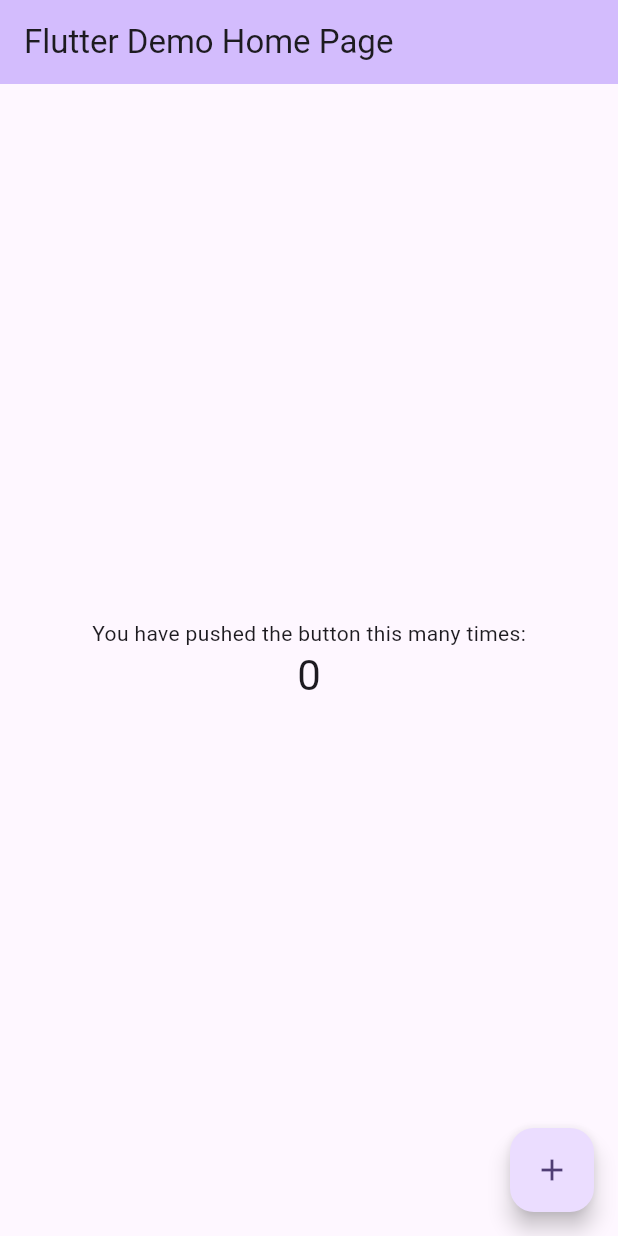
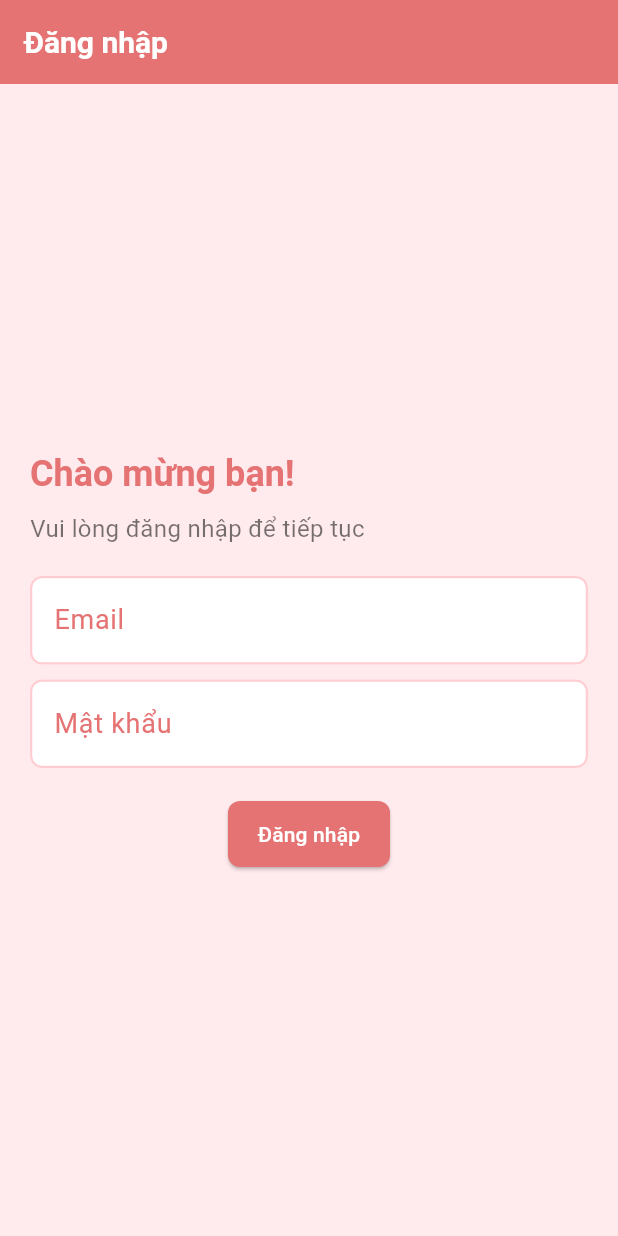
Before and after one commit to vuhoangviet0808/HealthEatsApp, a Flutter app: the screen it shows after launch, on a phone screen of 412 x 824 dp. Run offline on Flutter 3.47's test engine with Material 3 defaults, Android fonts, the phone set to English and light mode, and no system bars; our stand-ins replace go_router.

Commit message:
Initial Logo Page and Login Page

```diff
--- /dev/null
+++ b/frontend/lib/core/theme/theme.dart
@@ -0,0 +1,49 @@
+import 'package:flutter/material.dart';
+
+// Màu chủ đạo: Đỏ nhẹ
+const Color primaryColor = Color(0xFFE57373); // Màu đỏ nhẹ
+const Color secondaryColor = Color(0xFFFFCDD2); // Màu đỏ nhạt hơn
+const Color backgroundColor = Color(0xFFFFEBEE); // Màu nền hơi hồng nhạt
+
+// Định nghĩa ThemeData
+final ThemeData appTheme = ThemeData(
+  primaryColor: primaryColor,
+  scaffoldBackgroundColor: backgroundColor,
+  appBarTheme: AppBarTheme(
+    backgroundColor: primaryColor,
+    elevation: 0,
+    titleTextStyle: TextStyle(
+      color: Colors.white,
+      fontSize: 20,
+      fontWeight: FontWeight.bold,
+    ),
+    iconTheme: IconThemeData(color: Colors.white),
+  ),
+  textTheme: TextTheme(
+    headlineLarge: TextStyle(fontSize: 32, fontWeight: FontWeight.bold, color: primaryColor),
+    headlineMedium: TextStyle(fontSize: 24, fontWeight: FontWeight.bold, color: primaryColor),
+    bodyLarge: TextStyle(fontSize: 18, color: Colors.black87),
+    bodyMedium: TextStyle(fontSize: 16, color: Colors.black54),
+  ),
+  elevatedButtonTheme: ElevatedButtonThemeData(
+    style: ElevatedButton.styleFrom(
+      backgroundColor: primaryColor,
+      foregroundColor: Colors.white,
+      padding: EdgeInsets.symmetric(vertical: 12, horizontal: 20),
+      shape: RoundedRectangleBorder(borderRadius: BorderRadius.circular(8)),
+    ),
+  ),
+  inputDecorationTheme: InputDecorationTheme(
+    filled: true,
+    fillColor: Colors.white,
+    focusedBorder: OutlineInputBorder(
+      borderSide: BorderSide(color: primaryColor, width: 2),
+      borderRadius: BorderRadius.circular(8),
+    ),
+    enabledBorder: OutlineInputBorder(
+      borderSide: BorderSide(color: secondaryColor, width: 1.5),
+      borderRadius: BorderRadius.circular(8),
+    ),
+    labelStyle: TextStyle(color: primaryColor),
+  ),
+);
--- /dev/null
+++ b/frontend/lib/features/authentication/presentation/login_screen.dart
@@ -0,0 +1,44 @@
+import 'package:flutter/material.dart';
+
+class LoginScreen extends StatelessWidget {
+  @override
+  Widget build(BuildContext context) {
+    return Scaffold(
+      appBar: AppBar(title: Text("Đăng nhập")),
+      body: Padding(
+        padding: const EdgeInsets.all(20.0),
+        child: Column(
+          mainAxisAlignment: MainAxisAlignment.center,
+          crossAxisAlignment: CrossAxisAlignment.start,
+          children: [
+            Text(
+              "Chào mừng bạn!",
+              style: Theme.of(context).textTheme.headlineMedium,
+            ),
+            SizedBox(height: 10),
+            Text(
+              "Vui lòng đăng nhập để tiếp tục",
+              style: Theme.of(context).textTheme.bodyMedium,
+            ),
+            SizedBox(height: 20),
+            TextField(
+              decoration: InputDecoration(labelText: "Email"),
+            ),
+            SizedBox(height: 10),
+            TextField(
+              decoration: InputDecoration(labelText: "Mật khẩu"),
+              obscureText: true,
+            ),
+            SizedBox(height: 20),
+            Center(
+              child: ElevatedButton(
+                onPressed: () {},
+                child: Text("Đăng nhập"),
+              ),
+            ),
+          ],
+        ),
+      ),
+    );
+  }
+}
--- a/frontend/lib/main.dart
+++ b/frontend/lib/main.dart
@@ -1,125 +1,28 @@
 import 'package:flutter/material.dart';
+import 'package:go_router/go_router.dart';
+import 'core/theme/theme.dart'; // Import theme
+import 'features/authentication/presentation/logo_screen.dart';
+import 'features/authentication/presentation/login_screen.dart';
 
 void main() {
-  runApp(const MyApp());
+  runApp(MyApp());
 }
 
+// Cấu hình điều hướng bằng GoRouter
+final GoRouter _router = GoRouter(
+  routes: [
+    GoRoute(path: '/', builder: (context, state) => LogoScreen()),
+    GoRoute(path: '/login', builder: (context, state) => LoginScreen()),
+  ],
+);
+
 class MyApp extends StatelessWidget {
-  const MyApp({super.key});
-
-  // This widget is the root of your application.
   @override
   Widget build(BuildContext context) {
-    return MaterialApp(
-      title: 'Flutter Demo',
-      theme: ThemeData(
-        // This is the theme of your application.
-        //
-        // TRY THIS: Try running your application with "flutter run". You'll see
-        // the application has a purple toolbar. Then, without quitting the app,
-        // try changing the seedColor in the colorScheme below to Colors.green
-        // and then invoke "hot reload" (save your changes or press the "hot
-        // reload" button in a Flutter-supported IDE, or press "r" if you used
-        // the command line to start the app).
-        //
-        // Notice that the counter didn't reset back to zero; the application
-        // state is not lost during the reload. To reset the state, use hot
-        // restart instead.
-        //
-        // This works for code too, not just values: Most code changes can be
-        // tested with just a hot reload.
-        colorScheme: ColorScheme.fromSeed(seedColor: Colors.deepPurple),
-        useMaterial3: true,
-      ),
-      home: const MyHomePage(title: 'Flutter Demo Home Page'),
+    return MaterialApp.router(
+      routerConfig: _router,
+      debugShowCheckedModeBanner: false,
+      theme: appTheme, // Áp dụng theme
     );
   }
 }
-
-class MyHomePage extends StatefulWidget {
-  const MyHomePage({super.key, required this.title});
-
-  // This widget is the home page of your application. It is stateful, meaning
-  // that it has a State object (defined below) that contains fields that affect
-  // how it looks.
-
-  // This class is the configuration for the state. It holds the values (in this
-  // case the title) provided by the parent (in this case the App widget) and
-  // used by the build method of the State. Fields in a Widget subclass are
-  // always marked "final".
-
-  final String title;
-
-  @override
-  State<MyHomePage> createState() => _MyHomePageState();
-}
-
-class _MyHomePageState extends State<MyHomePage> {
-  int _counter = 0;
-
-  void _incrementCounter() {
-    setState(() {
-      // This call to setState tells the Flutter framework that something has
-      // changed in this State, which causes it to rerun the build method below
-      // so that the display can reflect the updated values. If we changed
-      // _counter without calling setState(), then the build method would not be
-      // called again, and so nothing would appear to happen.
-      _counter++;
-    });
-  }
-
-  @override
-  Widget build(BuildContext context) {
-    // This method is rerun every time setState is called, for instance as done
-    // by the _incrementCounter method above.
-    //
-    // The Flutter framework has been optimized to make rerunning build methods
-    // fast, so that you can just rebuild anything that needs updating rather
-    // than having to individually change instances of widgets.
-    return Scaffold(
-      appBar: AppBar(
-        // TRY THIS: Try changing the color here to a specific color (to
-        // Colors.amber, perhaps?) and trigger a hot reload to see the AppBar
-        // change color while the other colors stay the same.
-        backgroundColor: Theme.of(context).colorScheme.inversePrimary,
-        // Here we take the value from the MyHomePage object that was created by
-        // the App.build method, and use it to set our appbar title.
-        title: Text(widget.title),
-      ),
-      body: Center(
-        // Center is a layout widget. It takes a single child and positions it
-        // in the middle of the parent.
-        child: Column(
-          // Column is also a layout widget. It takes a list of children and
-          // arranges them vertically. By default, it sizes itself to fit its
-          // children horizontally, and tries to be as tall as its parent.
-          //
-          // Column has various properties to control how it sizes itself and
-          // how it positions its children. Here we use mainAxisAlignment to
-          // center the children vertically; the main axis here is the vertical
-          // axis because Columns are vertical (the cross axis would be
-          // horizontal).
-          //
-          // TRY THIS: Invoke "debug painting" (choose the "Toggle Debug Paint"
-          // action in the IDE, or press "p" in the console), to see the
-          // wireframe for each widget.
-          mainAxisAlignment: MainAxisAlignment.center,
-          children: <Widget>[
-            const Text(
-              'You have pushed the button this many times:',
-            ),
-            Text(
-              '$_counter',
-              style: Theme.of(context).textTheme.headlineMedium,
-            ),
-          ],
-        ),
-      ),
-      floatingActionButton: FloatingActionButton(
-        onPressed: _incrementCounter,
-        tooltip: 'Increment',
-        child: const Icon(Icons.add),
-      ), // This trailing comma makes auto-formatting nicer for build methods.
-    );
-  }
-}
```
Also changed, not shown: frontend/lib/features/authentication/presentation/logo_screen.dart (added, +56 -0 lines), frontend/pubspec.yaml (+4 -70 lines), frontend/assets/images/logo.webp (added), frontend/assets/images/logo1.webp (added), frontend/assets/images/logo2.webp (added), frontend/pubspec.lock, 1 other file.
